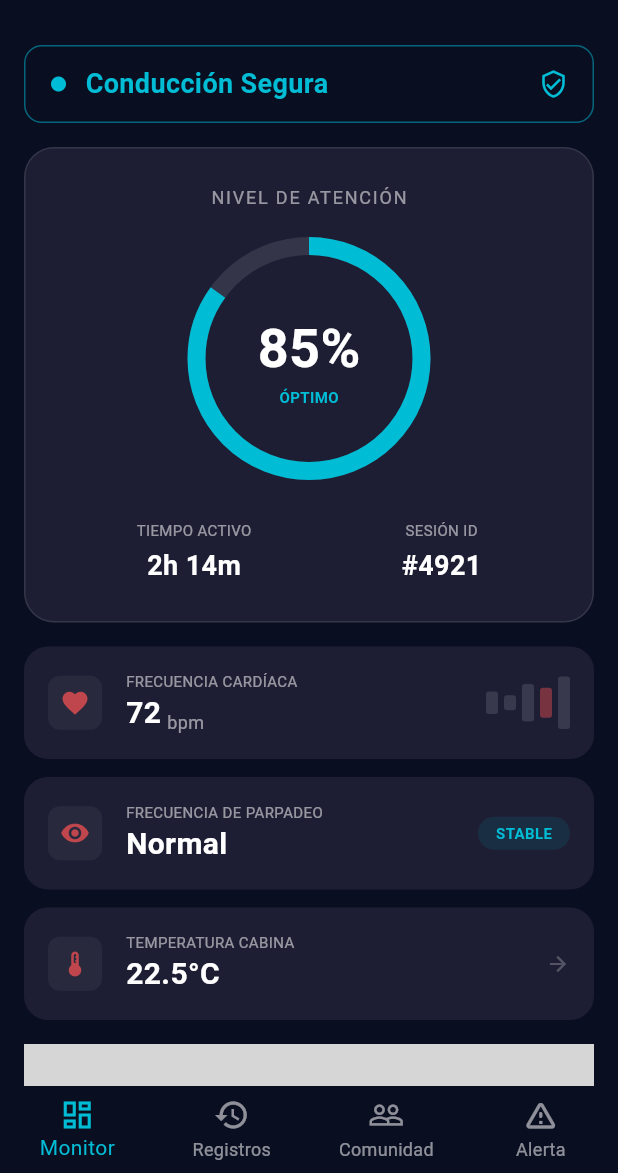
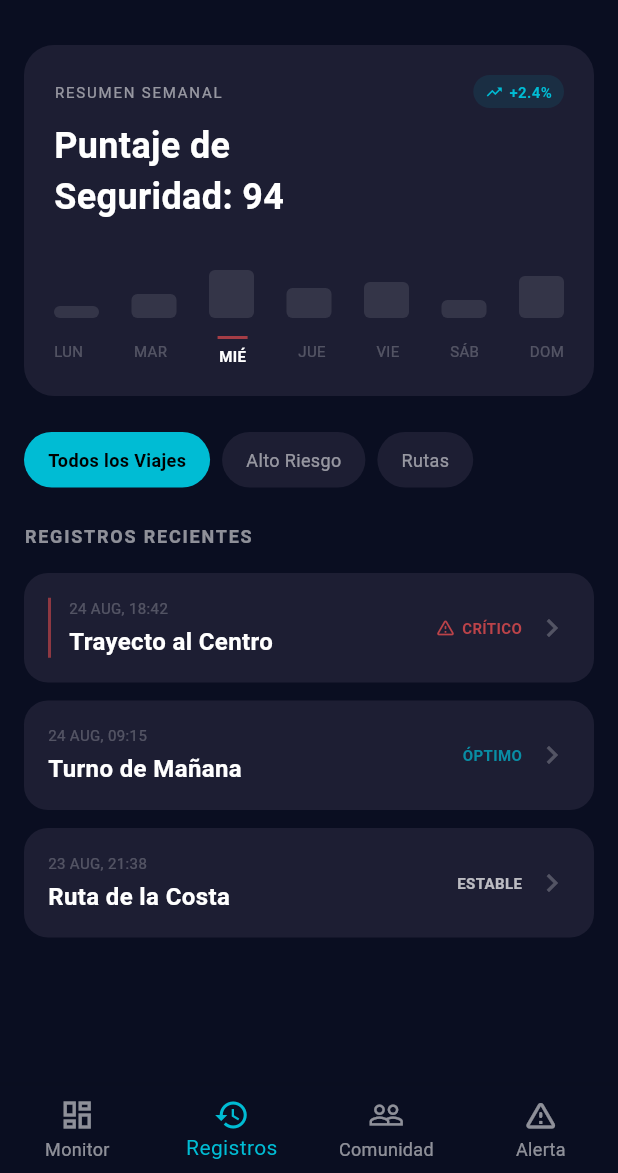
Before and after one commit to ra0214/neurodrive-app, a Flutter app: the screen it shows after launch, on a phone screen of 412 x 824 dp, the part 63-1236 px from its top. Run offline on Flutter 3.47's test engine with Material 3 defaults, Android fonts, the phone set to English and light mode, and no system bars; our stand-ins replace device_preview; grey boxes are pictures that could not be loaded.

Commit message:
se hizo la vista de registros

```diff
--- /dev/null
+++ b/lib/features/history/data/repositories/mock_history_repository.dart
@@ -0,0 +1,39 @@
+import '../../domain/entities/drive_record.dart';
+import '../../domain/repositories/history_repository.dart';
+
+class MockHistoryRepository implements HistoryRepository {
+  @override
+  Future<List<DriveRecord>> getDriveRecords() async {
+    await Future.delayed(const Duration(milliseconds: 500));
+    return [
+      DriveRecord(
+        id: '1',
+        title: 'Trayecto al Centro',
+        date: DateTime(2023, 8, 24, 18, 42),
+        status: RecordStatus.critico,
+      ),
+      DriveRecord(
+        id: '2',
+        title: 'Turno de Mañana',
+        date: DateTime(2023, 8, 24, 9, 15),
+        status: RecordStatus.optimo,
+      ),
+      DriveRecord(
+        id: '3',
+        title: 'Ruta de la Costa',
+        date: DateTime(2023, 8, 23, 21, 38),
+        status: RecordStatus.estable,
+      ),
+    ];
+  }
+
+  @override
+  Future<WeeklySummary> getWeeklySummary() async {
+    await Future.delayed(const Duration(milliseconds: 300));
+    return WeeklySummary(
+      safetyScore: 94,
+      growthPercentage: 2.4,
+      weeklyData: [0.2, 0.4, 0.8, 0.5, 0.6, 0.3, 0.7],
+    );
+  }
+}
--- /dev/null
+++ b/lib/features/history/domain/entities/drive_record.dart
@@ -0,0 +1,27 @@
+enum RecordStatus { critico, optimo, estable }
+
+class DriveRecord {
+  final String id;
+  final String title;
+  final DateTime date;
+  final RecordStatus status;
+
+  DriveRecord({
+    required this.id,
+    required this.title,
+    required this.date,
+    required this.status,
+  });
+}
+
+class WeeklySummary {
+  final int safetyScore;
+  final double growthPercentage;
+  final List<double> weeklyData;
+
+  WeeklySummary({
+    required this.safetyScore,
+    required this.growthPercentage,
+    required this.weeklyData,
+  });
+}
--- /dev/null
+++ b/lib/features/history/domain/repositories/history_repository.dart
@@ -0,0 +1,6 @@
+import '../entities/drive_record.dart';
+
+abstract class HistoryRepository {
+  Future<List<DriveRecord>> getDriveRecords();
+  Future<WeeklySummary> getWeeklySummary();
+}
--- /dev/null
+++ b/lib/features/history/presentation/view_models/history_view_models.dart
@@ -0,0 +1,33 @@
+import 'package:flutter/material.dart';
+import '../../domain/entities/drive_record.dart';
+import '../../domain/repositories/history_repository.dart';
+
+class HistoryViewModel extends ChangeNotifier {
+  final HistoryRepository repository;
+
+  HistoryViewModel({required this.repository});
+
+  List<DriveRecord> _records = [];
+  List<DriveRecord> get records => _records;
+
+  WeeklySummary? _summary;
+  WeeklySummary? get summary => _summary;
+
+  bool _isLoading = false;
+  bool get isLoading => _isLoading;
+
+  Future<void> loadHistoryData() async {
+    _isLoading = true;
+    notifyListeners();
+
+    try {
+      _records = await repository.getDriveRecords();
+      _summary = await repository.getWeeklySummary();
+    } catch (e) {
+      // Handle error
+    } finally {
+      _isLoading = false;
+      notifyListeners();
+    }
+  }
+}
--- /dev/null
+++ b/lib/features/history/presentation/views/history_screen.dart
@@ -0,0 +1,95 @@
+import 'package:flutter/material.dart';
+import '../view_models/history_view_models.dart';
+import '../widgets/summary_card.dart';
+import '../widgets/record_tile.dart';
+
+class HistoryScreen extends StatefulWidget {
+  final HistoryViewModel viewModel;
+
+  const HistoryScreen({super.key, required this.viewModel});
+
+  @override
+  State<HistoryScreen> createState() => _HistoryScreenState();
+}
+
+class _HistoryScreenState extends State<HistoryScreen> {
+  @override
+  void initState() {
+    super.initState();
+    widget.viewModel.loadHistoryData();
+  }
+
+  @override
+  Widget build(BuildContext context) {
+    return ListenableBuilder(
+      listenable: widget.viewModel,
+      builder: (context, _) {
+        if (widget.viewModel.isLoading) {
+          return const Center(child: CircularProgressIndicator());
+        }
+
+        return SingleChildScrollView(
+          padding: const EdgeInsets.all(16.0),
+          child: Column(
+            crossAxisAlignment: CrossAxisAlignment.start,
+            children: [
+              if (widget.viewModel.summary != null)
+                SummaryCard(summary: widget.viewModel.summary!),
+              const SizedBox(height: 24),
+              _buildFilters(),
+              const SizedBox(height: 24),
+              const Text(
+                'REGISTROS RECIENTES',
+                style: TextStyle(
+                  fontSize: 12,
+                  color: Colors.white54,
+                  letterSpacing: 1.2,
+                  fontWeight: FontWeight.bold,
+                ),
+              ),
+              const SizedBox(height: 16),
+              ...widget.viewModel.records.map((record) => RecordTile(record: record)),
+            ],
+          ),
+        );
+      },
+    );
+  }
+
+  Widget _buildFilters() {
+    return Row(
+      children: [
+        _FilterChip(label: 'Todos los Viajes', isSelected: true),
+        const SizedBox(width: 8),
+        _FilterChip(label: 'Alto Riesgo'),
+        const SizedBox(width: 8),
+        _FilterChip(label: 'Rutas'),
+      ],
+    );
+  }
+}
+
+class _FilterChip extends StatelessWidget {
+  final String label;
+  final bool isSelected;
+  const _FilterChip({required this.label, this.isSelected = false});
+
+  @override
+  Widget build(BuildContext context) {
+    return Container(
+      padding: const EdgeInsets.symmetric(horizontal: 16, vertical: 10),
+      decoration: BoxDecoration(
+        color: isSelected ? Colors.cyan : const Color(0xFF1D1E33),
+        borderRadius: BorderRadius.circular(20),
+      ),
+      child: Text(
+        label,
+        style: TextStyle(
+          color: isSelected ? Colors.black : Colors.white54,
+          fontWeight: isSelected ? FontWeight.bold : FontWeight.normal,
+          fontSize: 12,
+        ),
+      ),
+    );
+  }
+}
--- /dev/null
+++ b/lib/features/history/presentation/widgets/record_tile.dart
@@ -0,0 +1,82 @@
+import 'package:flutter/material.dart';
+import '../../domain/entities/drive_record.dart';
+import 'package:intl/intl.dart';
+
+class RecordTile extends StatelessWidget {
+  final DriveRecord record;
+
+  const RecordTile({super.key, required this.record});
+
+  @override
+  Widget build(BuildContext context) {
+    String statusText;
+    Color statusColor;
+    IconData? icon;
+
+    switch (record.status) {
+      case RecordStatus.critico:
+        statusText = 'CRÍTICO';
+        statusColor = Colors.redAccent;
+        icon = Icons.warning_amber_rounded;
+        break;
+      case RecordStatus.optimo:
+        statusText = 'ÓPTIMO';
+        statusColor = Colors.cyan;
+        break;
+      case RecordStatus.estable:
+        statusText = 'ESTABLE';
+        statusColor = Colors.white54;
+        break;
+    }
+
+    return Container(
+      margin: const EdgeInsets.only(bottom: 12),
+      padding: const EdgeInsets.all(16),
+      decoration: BoxDecoration(
+        color: const Color(0xFF1D1E33),
+        borderRadius: BorderRadius.circular(16),
+      ),
+      child: Row(
+        children: [
+          if (record.status == RecordStatus.critico)
+            Container(
+              width: 2,
+              height: 40,
+              margin: const EdgeInsets.only(right: 12),
+              color: Colors.redAccent.withValues(alpha: 0.5),
+            ),
+          Expanded(
+            child: Column(
+              crossAxisAlignment: CrossAxisAlignment.start,
+              children: [
+                Text(
+                  DateFormat('dd MMM, HH:mm').format(record.date).toUpperCase(),
+                  style: const TextStyle(fontSize: 10, color: Colors.white24),
+                ),
+                const SizedBox(height: 4),
+                Text(
+                  record.title,
+                  style: const TextStyle(fontSize: 16, fontWeight: FontWeight.bold, color: Colors.white),
+                ),
+              ],
+            ),
+          ),
+          Row(
+            children: [
+              if (icon != null) ...[
+                Icon(icon, color: statusColor.withValues(alpha: 0.7), size: 14),
+                const SizedBox(width: 4),
+              ],
+              Text(
+                statusText,
+                style: TextStyle(color: statusColor.withValues(alpha: 0.7), fontSize: 10, fontWeight: FontWeight.bold),
+              ),
+              const SizedBox(width: 8),
+              const Icon(Icons.chevron_right, color: Colors.white24),
+            ],
+          ),
+        ],
+      ),
+    );
+  }
+}
--- /dev/null
+++ b/lib/features/history/presentation/widgets/summary_card.dart
@@ -0,0 +1,120 @@
+import 'package:flutter/material.dart';
+import '../../domain/entities/drive_record.dart';
+
+class SummaryCard extends StatelessWidget {
+  final WeeklySummary summary;
+
+  const SummaryCard({super.key, required this.summary});
+
+  @override
+  Widget build(BuildContext context) {
+    return Container(
+      padding: const EdgeInsets.all(20),
+      decoration: BoxDecoration(
+        color: const Color(0xFF1D1E33),
+        borderRadius: BorderRadius.circular(20),
+      ),
+      child: Column(
+        crossAxisAlignment: CrossAxisAlignment.start,
+        children: [
+          Row(
+            mainAxisAlignment: MainAxisAlignment.spaceBetween,
+            children: [
+              const Text(
+                'RESUMEN SEMANAL',
+                style: TextStyle(fontSize: 10, color: Colors.white54, letterSpacing: 1.2),
+              ),
+              Container(
+                padding: const EdgeInsets.symmetric(horizontal: 8, vertical: 4),
+                decoration: BoxDecoration(
+                  color: Colors.cyan.withValues(alpha: 0.1),
+                  borderRadius: BorderRadius.circular(20),
+                ),
+                child: Row(
+                  mainAxisSize: MainAxisSize.min,
+                  children: [
+                    const Icon(Icons.trending_up, color: Colors.cyan, size: 12),
+                    const SizedBox(width: 4),
+                    Text(
+                      '+${summary.growthPercentage}%',
+                      style: const TextStyle(color: Colors.cyan, fontSize: 10, fontWeight: FontWeight.bold),
+                    ),
+                  ],
+                ),
+              ),
+            ],
+          ),
+          const SizedBox(height: 8),
+          Text(
+            'Puntaje de\nSeguridad: ${summary.safetyScore}',
+            style: const TextStyle(fontSize: 24, fontWeight: FontWeight.bold, color: Colors.white),
+          ),
+          const SizedBox(height: 24),
+          _buildWeeklyChart(),
+          const SizedBox(height: 12),
+          const Row(
+            mainAxisAlignment: MainAxisAlignment.spaceBetween,
+            children: [
+              _DayLabel('LUN'),
+              _DayLabel('MAR'),
+              _DayLabel('MIÉ', isSelected: true),
+              _DayLabel('JUE'),
+              _DayLabel('VIE'),
+              _DayLabel('SÁB'),
+              _DayLabel('DOM'),
+            ],
+          ),
+        ],
+      ),
+    );
+  }
+
+  Widget _buildWeeklyChart() {
+    return SizedBox(
+      height: 40,
+      child: Row(
+        mainAxisAlignment: MainAxisAlignment.spaceBetween,
+        crossAxisAlignment: CrossAxisAlignment.end,
+        children: summary.weeklyData.map((value) {
+          return Container(
+            width: 30,
+            height: value * 40,
+            decoration: BoxDecoration(
+              color: Colors.white10,
+              borderRadius: BorderRadius.circular(4),
+            ),
+          );
+        }).toList(),
+      ),
+    );
+  }
+}
+
+class _DayLabel extends StatelessWidget {
+  final String label;
+  final bool isSelected;
+  const _DayLabel(this.label, {this.isSelected = false});
+
+  @override
+  Widget build(BuildContext context) {
+    return Column(
+      children: [
+        if (isSelected)
+          Container(
+            height: 2,
+            width: 20,
+            margin: const EdgeInsets.only(bottom: 4),
+            color: Colors.redAccent.withValues(alpha: 0.6),
+          ),
+        Text(
+          label,
+          style: TextStyle(
+            fontSize: 10,
+            color: isSelected ? Colors.white : Colors.white24,
+            fontWeight: isSelected ? FontWeight.bold : FontWeight.normal,
+          ),
+        ),
+      ],
+    );
+  }
+}
--- a/lib/features/monitoring/presentation/views/monitoring_screen.dart
+++ b/lib/features/monitoring/presentation/views/monitoring_screen.dart
@@ -22,24 +22,7 @@ class _MonitoringScreenState extends State<MonitoringScreen> {
 
   @override
   Widget build(BuildContext context) {
-    return Scaffold(
-      appBar: AppBar(
-        leading: IconButton(
-          icon: const Icon(Icons.arrow_back),
-          onPressed: () {},
-        ),
-        title: const Text(
-          'NeuroDrive',
-          style: TextStyle(color: Colors.cyan, fontWeight: FontWeight.bold),
-        ),
-        actions: [
-          IconButton(
-            icon: const Icon(Icons.account_circle_outlined),
-            onPressed: () {},
-          ),
-        ],
-      ),
-      body: ListenableBuilder(
+    return ListenableBuilder(
       listenable: widget.viewModel,
       builder: (context, _) {
         if (widget.viewModel.isLoading) {
@@ -70,20 +53,6 @@ class _MonitoringScreenState extends State<MonitoringScreen> {
           ),
         );
       },
-      ),
-      bottomNavigationBar: BottomNavigationBar(
-        type: BottomNavigationBarType.fixed,
-        backgroundColor: const Color(0xFF0A0E21),
-        selectedItemColor: Colors.cyan,
-        unselectedItemColor: Colors.white54,
-        currentIndex: 0,
-        items: const [
-          BottomNavigationBarItem(icon: Icon(Icons.dashboard_outlined), label: 'Monitor'),
-          BottomNavigationBarItem(icon: Icon(Icons.history), label: 'Registros'),
-          BottomNavigationBarItem(icon: Icon(Icons.people_outline), label: 'Comunidad'),
-          BottomNavigationBarItem(icon: Icon(Icons.warning_amber_rounded), label: 'Alerta'),
-        ],
-      ),
     );
   }
 
@@ -91,7 +60,7 @@ class _MonitoringScreenState extends State<MonitoringScreen> {
     return Container(
       padding: const EdgeInsets.symmetric(horizontal: 16, vertical: 12),
       decoration: BoxDecoration(
-        border: Border.all(color: Colors.cyan.withOpacity(0.5)),
+        border: Border.all(color: Colors.cyan.withValues(alpha: 0.5)),
         borderRadius: BorderRadius.circular(12),
       ),
       child: const Row(
--- a/lib/features/monitoring/presentation/widgets/monitoring_grid_items.dart
+++ b/lib/features/monitoring/presentation/widgets/monitoring_grid_items.dart
@@ -26,7 +26,7 @@ class MonitoringGridItems extends StatelessWidget {
           trailing: Container(
             padding: const EdgeInsets.symmetric(horizontal: 12, vertical: 4),
             decoration: BoxDecoration(
-              color: Colors.cyan.withOpacity(0.1),
+              color: Colors.cyan.withValues(alpha: 0.1),
               borderRadius: BorderRadius.circular(20),
             ),
             child: const Text(
@@ -65,10 +65,10 @@ class MonitoringGridItems extends StatelessWidget {
           Container(
             padding: const EdgeInsets.all(8),
             decoration: BoxDecoration(
-              color: Colors.white.withOpacity(0.05),
+              color: Colors.white.withValues(alpha: 0.05),
               borderRadius: BorderRadius.circular(8),
             ),
-            child: Icon(icon, color: Colors.redAccent.withOpacity(0.7), size: 20),
+            child: Icon(icon, color: Colors.redAccent.withValues(alpha: 0.7), size: 20),
           ),
           const SizedBox(width: 16),
           Expanded(
@@ -117,7 +117,7 @@ class MonitoringGridItems extends StatelessWidget {
           height: height,
           margin: const EdgeInsets.only(left: 4),
           decoration: BoxDecoration(
-            color: index == 3 ? Colors.redAccent.withOpacity(0.4) : Colors.white12,
+            color: index == 3 ? Colors.redAccent.withValues(alpha: 0.4) : Colors.white12,
             borderRadius: BorderRadius.circular(2),
           ),
         );
--- a/lib/main.dart
+++ b/lib/main.dart
@@ -4,34 +4,112 @@ import 'core/theme/app_theme.dart';
 import 'features/monitoring/data/repositories/mock_monitoring_repository.dart';
 import 'features/monitoring/presentation/view_models/monitoring_view_model.dart';
 import 'features/monitoring/presentation/views/monitoring_screen.dart';
+import 'features/history/data/repositories/mock_history_repository.dart';
+import 'features/history/presentation/view_models/history_view_models.dart';
+import 'features/history/presentation/views/history_screen.dart';
 
 void main() {
   final monitoringRepository = MockMonitoringRepository();
   final monitoringViewModel = MonitoringViewModel(repository: monitoringRepository);
 
+  final historyRepository = MockHistoryRepository();
+  final historyViewModel = HistoryViewModel(repository: historyRepository);
+
   runApp(
     DevicePreview(
       enabled: true,
-      builder: (context) => MyApp(viewModel: monitoringViewModel),
+      builder: (context) => MyApp(
+        monitoringViewModel: monitoringViewModel,
+        historyViewModel: historyViewModel,
+      ),
     ),
   );
 }
 
 class MyApp extends StatelessWidget {
-  final MonitoringViewModel viewModel;
+  final MonitoringViewModel monitoringViewModel;
+  final HistoryViewModel historyViewModel;
 
-  const MyApp({super.key, required this.viewModel});
+  const MyApp({
+    super.key,
+    required this.monitoringViewModel,
+    required this.historyViewModel,
+  });
 
   @override
   Widget build(BuildContext context) {
     return MaterialApp(
       title: 'NeuroDrive',
       debugShowCheckedModeBanner: false,
-      useInheritedMediaQuery: true,
       locale: DevicePreview.locale(context),
       builder: DevicePreview.appBuilder,
       theme: AppTheme.darkTheme,
-      home: MonitoringScreen(viewModel: viewModel),
+      home: MainContainer(
+        monitoringViewModel: monitoringViewModel,
+        historyViewModel: historyViewModel,
+      ),
     );
   }
 }
+
+class MainContainer extends StatefulWidget {
+  final MonitoringViewModel monitoringViewModel;
+  final HistoryViewModel historyViewModel;
+
+  const MainContainer({
+    super.key,
+    required this.monitoringViewModel,
+    required this.historyViewModel,
+  });
+
+  @override
+  State<MainContainer> createState() => _MainContainerState();
+}
+
+class _MainContainerState extends State<MainContainer> {
+  int _currentIndex = 1; // Default to History as requested or per image
+
+  @override
+  Widget build(BuildContext context) {
+    final List<Widget> screens = [
+      MonitoringScreen(viewModel: widget.monitoringViewModel),
+      HistoryScreen(viewModel: widget.historyViewModel),
+      const Center(child: Text('Comunidad')),
+      const Center(child: Text('Alertas')),
+    ];
+
+    return Scaffold(
+      appBar: AppBar(
+        leading: IconButton(
+          icon: const Icon(Icons.arrow_back),
+          onPressed: () {},
+        ),
+        title: const Text(
+          'NeuroDrive',
+          style: TextStyle(color: Colors.cyan, fontWeight: FontWeight.bold),
+        ),
+        actions: [
+          IconButton(
+            icon: const Icon(Icons.account_circle_outlined),
+            onPressed: () {},
+          ),
+        ],
+      ),
+      body: screens[_currentIndex],
+      bottomNavigationBar: BottomNavigationBar(
+        type: BottomNavigationBarType.fixed,
+        backgroundColor: const Color(0xFF0A0E21),
+        selectedItemColor: Colors.cyan,
+        unselectedItemColor: Colors.white54,
+        currentIndex: _currentIndex,
+        onTap: (index) => setState(() => _currentIndex = index),
+        items: const [
+          BottomNavigationBarItem(icon: Icon(Icons.dashboard_outlined), label: 'Monitor'),
+          BottomNavigationBarItem(icon: Icon(Icons.history), label: 'Registros'),
+          BottomNavigationBarItem(icon: Icon(Icons.people_outline), label: 'Comunidad'),
+          BottomNavigationBarItem(icon: Icon(Icons.warning_amber_rounded), label: 'Alerta'),
+        ],
+      ),
+    );
+  }
+}
--- a/pubspec.yaml
+++ b/pubspec.yaml
@@ -34,6 +34,7 @@ dependencies:
   device_preview: ^1.3.1
   provider: ^6.1.2
   http: ^1.2.1
+  intl: ^0.20.2
 
   # The following adds the Cupertino Icons font to your application.
   # Use with the CupertinoIcons class for iOS style icons.
```
Also changed, not shown: pubspec.lock. Lines whose indentation alone changed are shown as unchanged.
